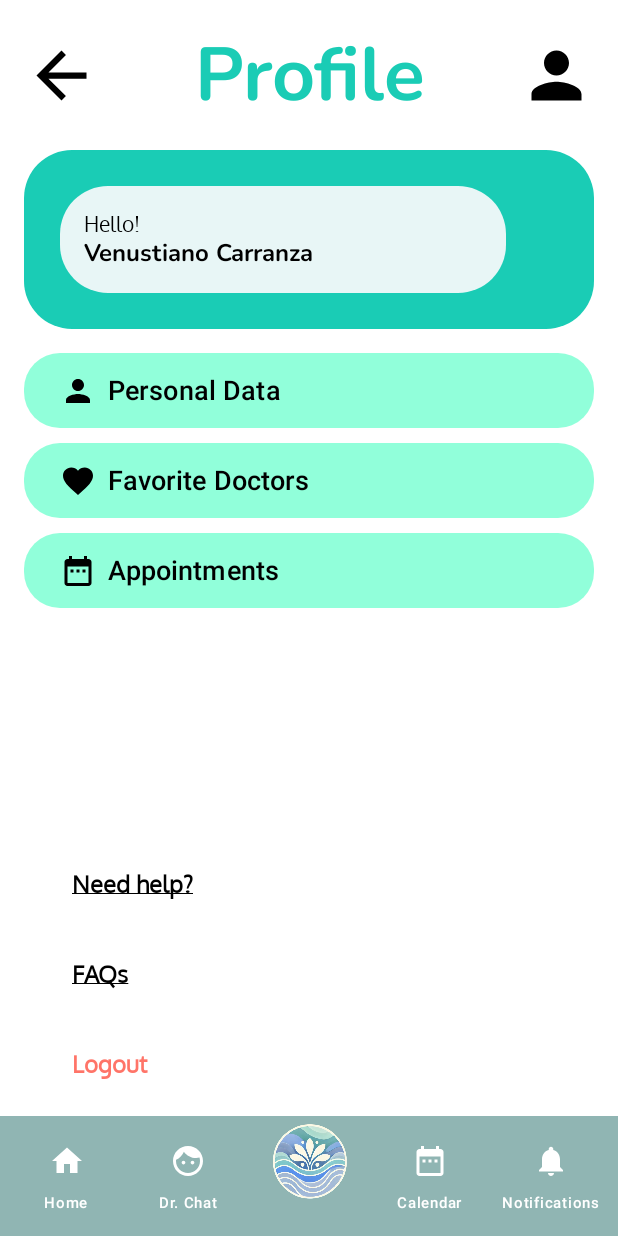
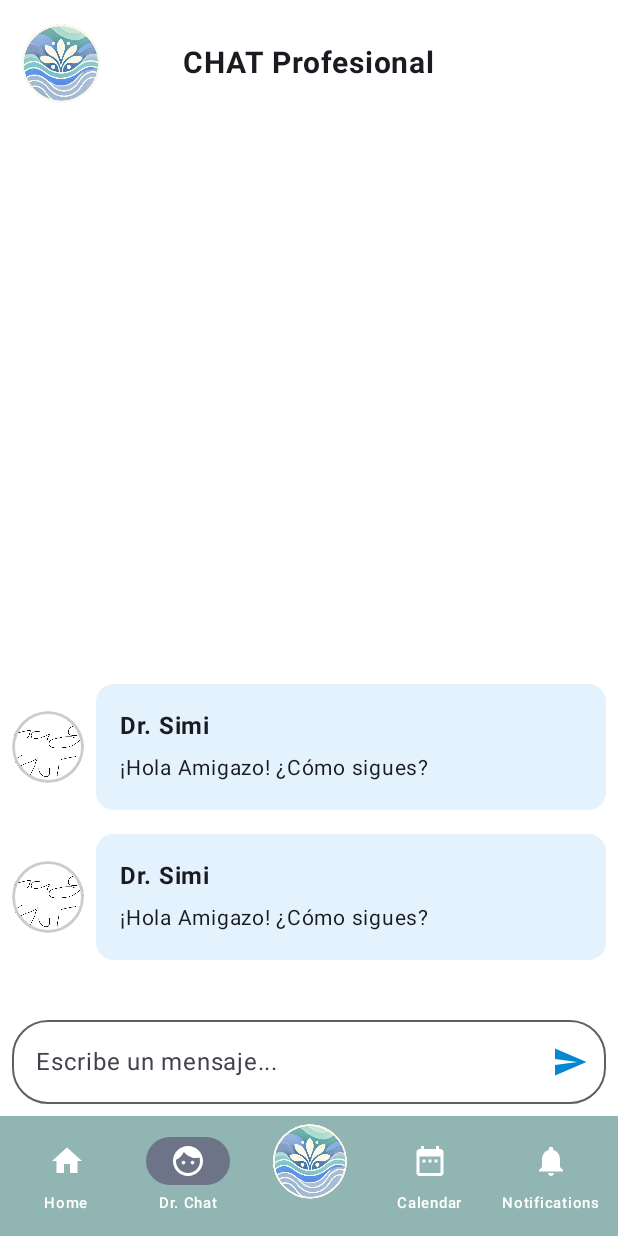
Before and after one commit to DarielMorua/RelaxApp, an Android app built with Jetpack Compose: the ProfileView screen opened through its navigation route, item 2 of the bottom bar chosen, on a phone screen of 412 x 824 dp. Run offline under Robolectric (Android 15) with nearby library versions, the phone set to English and light mode, and no system bars; our stand-ins replace livedata-compose.

Commit message:
Se agrega el view de Chat y su navegacion

```diff
--- a/app/src/main/java/com/example/relaxapp/MainActivity.kt
+++ b/app/src/main/java/com/example/relaxapp/MainActivity.kt
@@ -15,6 +15,7 @@ import androidx.navigation.NavController
 import androidx.navigation.compose.rememberNavController
 import com.example.relaxapp.ui.theme.RelaxAppTheme
 import com.example.relaxapp.views.MyAppNavigationView
+import com.example.relaxapp.views.chat.ChatView
 import com.example.relaxapp.views.mainmenu.MainMenu
 import com.example.relaxapp.views.mainmenu.MainMenuViewModel
 
--- a/app/src/main/java/com/example/relaxapp/bottomnavigationbar/BottomNavigationBar.kt
+++ b/app/src/main/java/com/example/relaxapp/bottomnavigationbar/BottomNavigationBar.kt
@@ -27,7 +27,7 @@ fun BottomNavigationBar(navController: NavController) {
             NavigationBarItem(
                 selected = currentRoute == navItem.route,
                 onClick = {
-                    navController.navigate(navItem.route) {
+                   navController.navigate(navItem.route) {
                         popUpTo(navController.graph.findStartDestination().id) {
                             saveState = true
                         }
--- a/app/src/main/java/com/example/relaxapp/bottomnavigationbar/NavBarItems.kt
+++ b/app/src/main/java/com/example/relaxapp/bottomnavigationbar/NavBarItems.kt
@@ -11,7 +11,6 @@ import androidx.compose.ui.platform.LocalContext
 import androidx.compose.ui.res.stringResource
 import com.example.relaxapp.R
 
-
 val NavBarItems = listOf(
     BarItem(
         title =  R.string.home,
@@ -21,7 +20,7 @@ val NavBarItems = listOf(
     BarItem(
         title = R.string.drchat,
         image = Icons.Filled.Face,
-        route = Routes.DoctorChatView
+        route = Routes.ChatView
     ),
     BarItem(
         title = R.string.empty,
--- a/app/src/main/java/com/example/relaxapp/bottomnavigationbar/Routes.kt
+++ b/app/src/main/java/com/example/relaxapp/bottomnavigationbar/Routes.kt
@@ -12,4 +12,5 @@ object Routes {
     const val LoginView = "LoginView"
     const val ProfileView = "ProfileView"
     const val PersonalDataView = "PersonalDataView"
+    const val ChatView = "ChatView"
 }
--- a/app/src/main/java/com/example/relaxapp/views/MyAppNavitagionView.kt
+++ b/app/src/main/java/com/example/relaxapp/views/MyAppNavitagionView.kt
@@ -21,6 +21,7 @@ import androidx.navigation.compose.NavHost
 import androidx.navigation.compose.composable
 import androidx.navigation.compose.rememberNavController
 import com.example.relaxapp.bottomnavigationbar.Routes
+import com.example.relaxapp.views.chat.ChatView
 import com.example.relaxapp.views.login.LogInView
 import com.example.relaxapp.views.login.LogInViewModel
 import com.example.relaxapp.views.mainmenu.MainMenu
@@ -54,6 +55,9 @@ fun MyAppNavigationView() {
         composable(Routes.PersonalDataView){
             PersonalDataView(navContoller)
         }
+        composable(Routes.ChatView){
+            ChatView(navContoller)
+        }
 
     })
 }
--- /dev/null
+++ b/app/src/main/java/com/example/relaxapp/views/chat/ChatView.kt
@@ -0,0 +1,153 @@
+package com.example.relaxapp.views.chat
+
+import android.annotation.SuppressLint
+import androidx.compose.foundation.Image
+import androidx.compose.foundation.background
+import androidx.compose.foundation.border
+import androidx.compose.foundation.layout.Arrangement
+import androidx.compose.foundation.layout.Box
+import androidx.compose.foundation.layout.Column
+import androidx.compose.foundation.layout.Row
+import androidx.compose.foundation.layout.Spacer
+import androidx.compose.foundation.layout.fillMaxSize
+import androidx.compose.foundation.layout.fillMaxWidth
+import androidx.compose.foundation.layout.height
+import androidx.compose.foundation.layout.padding
+import androidx.compose.foundation.layout.size
+import androidx.compose.foundation.layout.width
+import androidx.compose.foundation.shape.CircleShape
+import androidx.compose.foundation.shape.RoundedCornerShape
+import androidx.compose.material.icons.Icons
+import androidx.compose.material.icons.filled.Send
+import androidx.compose.material.icons.materialIcon
+import androidx.compose.material3.ExperimentalMaterial3Api
+import androidx.compose.material3.Icon
+import androidx.compose.material3.IconButton
+import androidx.compose.material3.OutlinedTextField
+import androidx.compose.material3.Scaffold
+import androidx.compose.material3.Text
+import androidx.compose.material3.TopAppBar
+import androidx.compose.runtime.Composable
+import androidx.compose.ui.Alignment
+import androidx.compose.ui.Modifier
+import androidx.compose.ui.draw.clip
+import androidx.compose.ui.graphics.Color
+import androidx.compose.ui.layout.ContentScale
+import androidx.compose.ui.res.painterResource
+import androidx.compose.ui.text.font.FontWeight
+import androidx.compose.ui.unit.dp
+import androidx.compose.ui.unit.sp
+import androidx.navigation.NavController
+import com.example.relaxapp.R
+import com.example.relaxapp.bottomnavigationbar.BottomNavigationBar
+
+
+@Composable
+fun ChatView(navController: NavController) {
+    Scaffold(
+        bottomBar = { BottomNavigationBar(navController = navController) }
+    ) { innerPadding ->
+        Column(
+            modifier = Modifier
+                .fillMaxSize()
+                .padding(innerPadding)
+                .background(Color.White)
+        ) {
+            // encabezado
+            Box(
+                modifier = Modifier
+                    .fillMaxWidth()
+                    .padding(bottom = 8.dp)
+            ) {
+                Image(
+                    painter = painterResource(R.drawable.ic_logo),
+                    contentDescription = "Logo",
+                    modifier = Modifier
+                        .size(80.dp)
+                        .align(Alignment.CenterStart)
+                )
+                Text(
+                    text = "CHAT Profesional",
+                    fontWeight = FontWeight.Bold,
+                    modifier = Modifier.align(Alignment.Center).padding(30.dp),
+                    fontSize = 20.sp
+                )
+
+            }
+
+            // donde van los mnensajes
+            Column(
+                modifier = Modifier
+                    .weight(1f)
+                    .fillMaxWidth()
+                    .padding(bottom = 16.dp),
+                verticalArrangement = Arrangement.Bottom
+            ) {
+                //"burbuja" de mensaje, se le pasan los datos de mensaje, nombre del que manda el mensaje y su foto
+                ChatBubble(
+                    message = "¡Hola Amigazo! ¿Cómo sigues?",
+                    senderName = "Dr. Simi",
+                    avatar = R.drawable.dummy
+                )
+                ChatBubble(
+                    message = "¡Hola Amigazo! ¿Cómo sigues?",
+                    senderName = "Dr. Simi",
+                    avatar = R.drawable.dummy
+                )
+            }
+
+            // textfield donde se escribe el mensaje
+            OutlinedTextField(
+                value = "",
+                onValueChange = { /* Handle text input */ },
+                modifier = Modifier
+                    .fillMaxWidth()
+                    .padding(8.dp),
+                label = { Text("Escribe un mensaje...") },
+                shape = RoundedCornerShape(24.dp),
+                trailingIcon = {
+                    IconButton(onClick = { /* Send message */ }) {
+                        Icon(
+                            imageVector = Icons.Filled.Send,
+                            contentDescription = "Enviar",
+                            tint = Color(0xFF0288D1)
+                        )
+                    }
+                }
+            )
+        }
+    }
+}
+
+@Composable
+fun ChatBubble(message: String, senderName: String, avatar: Int) {
+    Row(
+        verticalAlignment = Alignment.CenterVertically,
+        modifier = Modifier.fillMaxWidth().padding(8.dp)
+    ) {
+        Image(
+            painter = painterResource(avatar),
+            contentDescription = "Avatar",
+            contentScale = ContentScale.Crop,
+            modifier = Modifier
+                .size(48.dp)
+                .clip(CircleShape)
+                .border(2.dp, Color.LightGray, CircleShape)
+        )
+
+        Spacer(modifier = Modifier.width(8.dp))
+
+        Box(
+            modifier = Modifier
+                .background(Color(0xFFE3F2FD), shape = RoundedCornerShape(12.dp))
+                .padding(16.dp)
+                .fillMaxWidth()
+        ) {
+            Column {
+                Text(text = senderName, fontWeight = FontWeight.Bold, fontSize = 16.sp)
+                Spacer(modifier = Modifier.height(4.dp))
+                Text(text = message, fontSize = 14.sp)
+            }
+        }
+    }
+}
```
